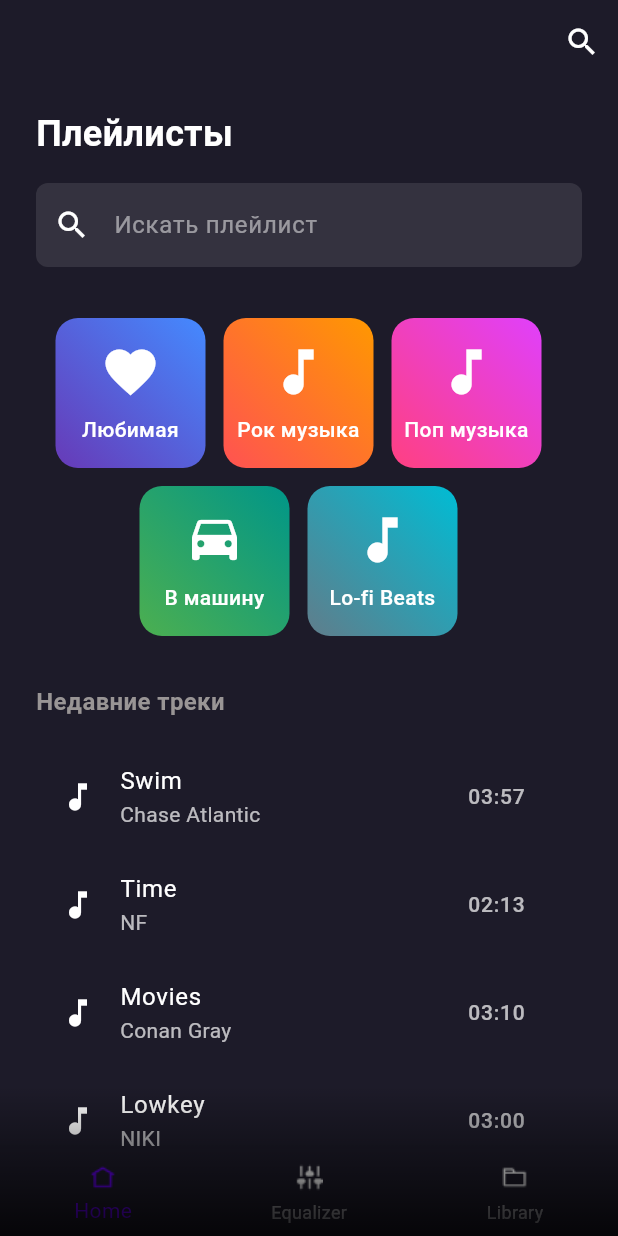
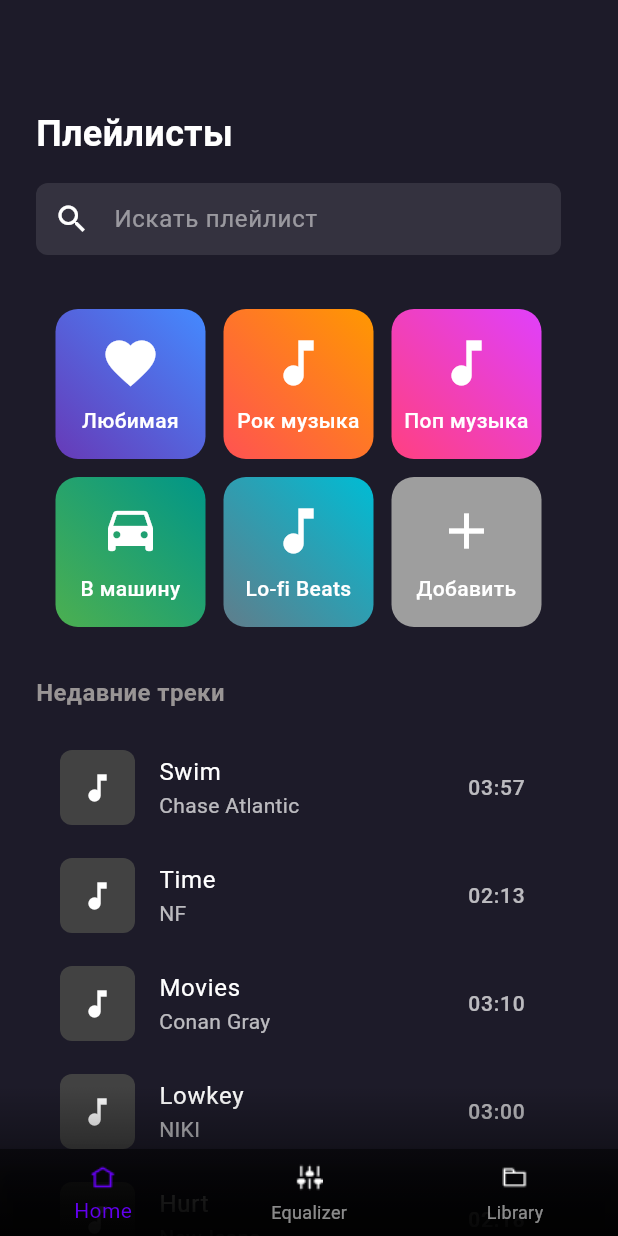
Before and after one commit to Inconsp1cuous/bassify, a Flutter app: the screen it shows after launch, on a phone screen of 412 x 824 dp. Run offline on Flutter 3.47's test engine with Material 3 defaults, Android fonts, the phone set to English and light mode, and no system bars; Roboto replaces fonts that are missing (OpenSans).

Commit message:
Update recent_track_item

```diff
--- a/lib/screens/home_screen.dart
+++ b/lib/screens/home_screen.dart
@@ -10,6 +10,44 @@ class HomeScreen extends StatefulWidget {
 }
 
 class _HomeScreenState extends State<HomeScreen> {
+  void _addNewPlaylist() {
+    showDialog(
+      context: context,
+      builder: (BuildContext context) {
+        String newPlaylistName = '';
+        return AlertDialog(
+          title: const Text('Новый плейлист'),
+          content: TextField(
+            onChanged: (value) {
+              newPlaylistName = value;
+            },
+            decoration: const InputDecoration(
+              hintText: 'Введите название плейлиста',
+            ),
+          ),
+          actions: <Widget>[
+            TextButton(
+              child: const Text('Отмена'),
+              onPressed: () {
+                Navigator.of(context).pop();
+              },
+            ),
+            TextButton(
+              child: const Text('Создать'),
+              onPressed: () {
+                if (newPlaylistName.isNotEmpty) {
+                  // Здесь можно добавить логику для создания нового плейлиста
+                  print('Создан новый плейлист: $newPlaylistName');
+                  Navigator.of(context).pop();
+                }
+              },
+            ),
+          ],
+        );
+      },
+    );
+  }
+
   @override
   Widget build(BuildContext context) {
     // Фиксированные размеры для имитации экрана телефона
@@ -29,12 +67,7 @@ class _HomeScreenState extends State<HomeScreen> {
                 appBar: AppBar(
                   backgroundColor: const Color(0xFF1D1B29),
                   elevation: 0,
-                  actions: [
-                    IconButton(
-                      icon: const Icon(Icons.search, color: Colors.white),
-                      onPressed: () {},
-                    ),
-                  ],
+                  // Убрана кнопка поиска
                 ),
                 body: SingleChildScrollView(
                   padding: const EdgeInsets.symmetric(horizontal: 24, vertical: 16),
@@ -54,7 +87,10 @@ class _HomeScreenState extends State<HomeScreen> {
                       const SizedBox(height: 16),
 
                       // Поле поиска
-                      TextField(
+                      SizedBox(
+                        width: 350, // Фиксированная ширина
+                        height: 50, // Фиксированная высота
+                        child: TextField(
                           decoration: InputDecoration(
                             hintText: 'Искать плейлист',
                             hintStyle: TextStyle(color: Colors.white.withOpacity(0.5)),
@@ -64,6 +100,8 @@ class _HomeScreenState extends State<HomeScreen> {
                             border: OutlineInputBorder(
                               borderRadius: BorderRadius.circular(8),
                               borderSide: BorderSide.none,
+                            ),
+                            contentPadding: const EdgeInsets.symmetric(vertical: 12), // Отступы внутри поля
                           ),
                         ),
                       ),
@@ -124,6 +162,15 @@ class _HomeScreenState extends State<HomeScreen> {
                                 onPressed: () {},
                                 size: 100,
                               ),
+                              // Кнопка для добавления нового плейлиста
+                              PlaylistButton(
+                                text: 'Добавить',
+                                color1: Colors.grey,
+                                color2: Colors.grey,
+                                icon: Icons.add,
+                                onPressed: _addNewPlaylist,
+                                size: 100,
+                              ),
                             ],
                           ),
                         ),
@@ -158,55 +205,25 @@ class _HomeScreenState extends State<HomeScreen> {
                             RecentTrackItem(title: 'Movies', artist: 'Conan Gray', duration: '03:10', onPressed: () {}),
                             RecentTrackItem(title: 'Lowkey', artist: 'NIKI', duration: '03:00', onPressed: () {}),
                             RecentTrackItem(title: 'Hurt', artist: 'NewJeans', duration: '02:18', onPressed: () {}),
-                            RecentTrackItem(title: 'Swim', artist: 'Chase Atlantic', duration: '03:57', onPressed: () {}),
-                            RecentTrackItem(title: 'Time', artist: 'NF', duration: '02:13', onPressed: () {}),
-                            RecentTrackItem(title: 'Movies', artist: 'Conan Gray', duration: '03:10', onPressed: () {}),
-                            RecentTrackItem(title: 'Lowkey', artist: 'NIKI', duration: '03:00', onPressed: () {}),
-                            RecentTrackItem(title: 'Hurt', artist: 'NewJeans', duration: '02:18', onPressed: () {}),
+                            RecentTrackItem(title: 'Ocean Eyes', artist: 'Billie Eilish', duration: '03:20', onPressed: () {}),
+                            RecentTrackItem(title: 'Blinding Lights', artist: 'The Weeknd', duration: '03:22', onPressed: () {}),
+                            RecentTrackItem(title: 'Levitating', artist: 'Dua Lipa', duration: '03:23', onPressed: () {}),
+                            RecentTrackItem(title: 'Peaches', artist: 'Justin Bieber', duration: '03:18', onPressed: () {}),
+                            RecentTrackItem(title: 'Drivers License', artist: 'Olivia Rodrigo', duration: '04:02', onPressed: () {}),
+                            RecentTrackItem(title: 'Good 4 U', artist: 'Olivia Rodrigo', duration: '02:58', onPressed: () {}),
+                            RecentTrackItem(title: 'Stay', artist: 'The Kid LAROI & Justin Bieber', duration: '02:21', onPressed: () {}),
+                            RecentTrackItem(title: 'Montero (Call Me By Your Name)', artist: 'Lil Nas X', duration: '02:50', onPressed: () {}),
+                            RecentTrackItem(title: 'Save Your Tears', artist: 'The Weeknd', duration: '03:35', onPressed: () {}),
+                            RecentTrackItem(title: 'Kiss Me More', artist: 'Doja Cat ft. SZA', duration: '03:28', onPressed: () {}),
                           ],
                         ),
                       ),
                     ],
                   ),
                 ),
-                bottomNavigationBar: BottomNavigationBar(
-                  backgroundColor: const Color(0xFF1D1B29),
-                  items: const <BottomNavigationBarItem>[
-                    BottomNavigationBarItem(
-                      icon: ImageIcon(
-                        AssetImage('assets/images/home_icon.png'),
-                        size: 24,
-                        color: Color(0xFF6200EE),
-                      ),
-                      label: 'Home',
-                    ),
-                    BottomNavigationBarItem(
-                      icon: ImageIcon(
-                        AssetImage('assets/images/equalizer_icon.png'),
-                        size: 24,
-                        color: Colors.white,
-                      ),
-                      label: 'Equalizer',
-                    ),
-                    BottomNavigationBarItem(
-                      icon: ImageIcon(
-                        AssetImage('assets/images/library_icon.png'),
-                        size: 24,
-                        color: Colors.white,
-                      ),
-                      label: 'Library',
-                    ),
-                  ],
-                  currentIndex: 0,
-                  selectedItemColor: const Color(0xFF6200EE),
-                  unselectedItemColor: Colors.white54,
-                  onTap: (index) {
-                    // Действие при нажатии на элемент навигации
-                  },
-                ),
               ),
 
-              // Градиентный черный бар
+              // Градиентный прозрачный бар
               Positioned(
                 bottom: 0,
                 left: 0,
@@ -225,6 +242,60 @@ class _HomeScreenState extends State<HomeScreen> {
                   ),
                 ),
               ),
+
+              // Полупрозрачный BottomNavigationBar с градиентом
+              Positioned(
+                bottom: 0,
+                left: 0,
+                right: 0,
+                child: Container(
+                  decoration: BoxDecoration(
+                    gradient: LinearGradient(
+                      begin: Alignment.topCenter,
+                      end: Alignment.bottomCenter,
+                      colors: [
+                        Colors.black.withOpacity(0.5), // Полупрозрачный черный
+                        Colors.black.withOpacity(0.8), // Более насыщенный черный
+                      ],
+                    ),
+                  ),
+                  child: BottomNavigationBar(
+                    backgroundColor: Colors.transparent, // Прозрачный фон
+                    items: const <BottomNavigationBarItem>[
+                      BottomNavigationBarItem(
+                        icon: ImageIcon(
+                          AssetImage('assets/images/home_icon.png'),
+                          size: 24,
+                          color: Color(0xFF6200EE), // Цвет иконки
+                        ),
+                        label: 'Home',
+                      ),
+                      BottomNavigationBarItem(
+                        icon: ImageIcon(
+                          AssetImage('assets/images/equalizer_icon.png'),
+                          size: 24,
+                          color: Colors.white, // Цвет иконки
+                        ),
+                        label: 'Equalizer',
+                      ),
+                      BottomNavigationBarItem(
+                        icon: ImageIcon(
+                          AssetImage('assets/images/library_icon.png'),
+                          size: 24,
+                          color: Colors.white, // Цвет иконки
+                        ),
+                        label: 'Library',
+                      ),
+                    ],
+                    currentIndex: 0,
+                    selectedItemColor: const Color(0xFF6200EE), // Цвет выбранной иконки
+                    unselectedItemColor: Colors.white54, // Цвет невыбранной иконки
+                    onTap: (index) {
+                      // Действие при нажатии на элемент навигации
+                    },
+                  ),
+                ),
+              ),
             ],
           ),
         ),
--- a/lib/widget/recent_track_item.dart
+++ b/lib/widget/recent_track_item.dart
@@ -5,6 +5,7 @@ class RecentTrackItem extends StatelessWidget {
   final String artist;
   final String duration;
   final VoidCallback onPressed;
+  final String? imageUrl; // URL изображения (если есть)
 
   const RecentTrackItem({
     Key? key,
@@ -12,15 +13,41 @@ class RecentTrackItem extends StatelessWidget {
     required this.artist,
     required this.duration,
     required this.onPressed,
+    this.imageUrl,
   }) : super(key: key);
 
   @override
   Widget build(BuildContext context) {
     return ListTile(
-      leading: const Icon(Icons.music_note, color: Colors.white),
-      title: Text(title, style: const TextStyle(color: Colors.white, fontSize: 16)),
-      subtitle: Text(artist, style: TextStyle(color: Colors.white.withOpacity(0.7), fontSize: 14)),
-      trailing: Text(duration, style: TextStyle(color: Colors.white.withOpacity(0.7), fontSize: 14)),
+      leading: Container(
+        width: 50, // Ширина квадрата
+        height: 50, // Высота квадрата
+        decoration: BoxDecoration(
+          color: Colors.grey[800], // Цвет фона, если нет изображения
+          borderRadius: BorderRadius.circular(8), // Закругленные углы
+          image: imageUrl != null
+              ? DecorationImage(
+                  image: NetworkImage(imageUrl!),
+                  fit: BoxFit.cover, // Изображение заполняет квадрат
+                )
+              : null,
+        ),
+        child: imageUrl == null
+            ? const Icon(Icons.music_note, color: Colors.white) // Иконка, если нет изображения
+            : null,
+      ),
+      title: Text(
+        title,
+        style: const TextStyle(color: Colors.white, fontSize: 16),
+      ),
+      subtitle: Text(
+        artist,
+        style: TextStyle(color: Colors.white.withOpacity(0.7), fontSize: 14),
+      ),
+      trailing: Text(
+        duration,
+        style: TextStyle(color: Colors.white.withOpacity(0.7), fontSize: 14),
+      ),
       onTap: onPressed,
     );
   }
```
Lines whose indentation alone changed are shown as unchanged.
